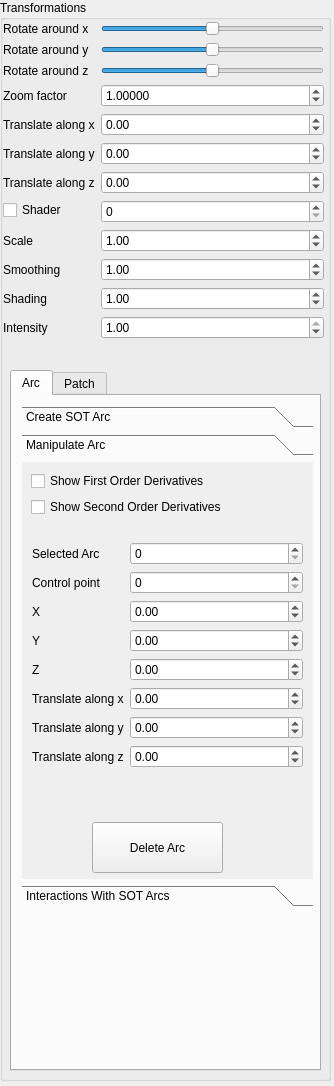
Before: the Qt Designer form Labor/GUI/SideWidget.ui in Moenish/II_II-CAGD, drawn with Qt 5.
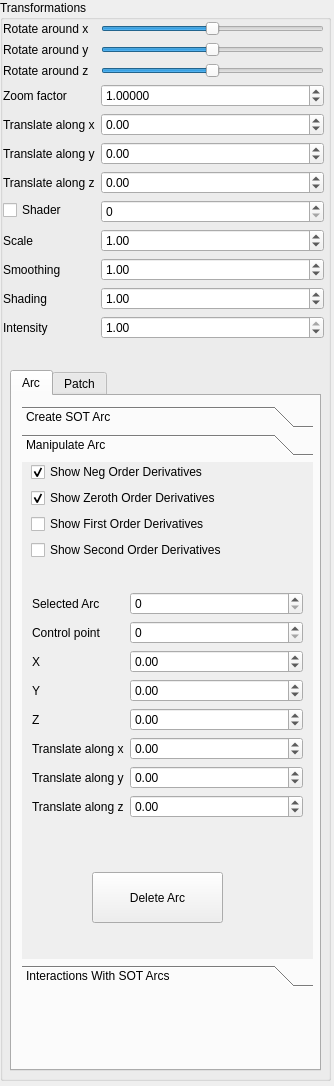
After: the same form once the commit is applied. The open tabs and pages were chosen to show the change.

Diff of the .ui file:
```diff
--- a/Labor/GUI/SideWidget.ui
+++ b/Labor/GUI/SideWidget.ui
@@ -326,7 +326,7 @@
         <x>10</x>
         <y>10</y>
         <width>291</width>
-        <height>501</height>
+        <height>581</height>
        </rect>
       </property>
       <property name="currentIndex">
@@ -448,7 +448,7 @@
          <x>0</x>
          <y>0</y>
          <width>291</width>
-         <height>396</height>
+         <height>476</height>
         </rect>
        </property>
        <attribute name="label">
@@ -458,7 +458,7 @@
         <property name="geometry">
          <rect>
           <x>70</x>
-          <y>360</y>
+          <y>410</y>
           <width>131</width>
           <height>51</height>
          </rect>
@@ -471,7 +471,7 @@
         <property name="geometry">
          <rect>
           <x>10</x>
-          <y>80</y>
+          <y>130</y>
           <width>271</width>
           <height>283</height>
          </rect>
@@ -640,26 +640,46 @@
         <property name="geometry">
          <rect>
           <x>9</x>
-          <y>9</y>
+          <y>0</y>
           <width>271</width>
-          <height>61</height>
+          <height>127</height>
          </rect>
         </property>
         <layout class="QFormLayout" name="formLayout_2">
-         <item row="0" column="0">
+         <item row="2" column="0">
           <widget class="QCheckBox" name="arcManipulationCheckBox_FirstOrder">
            <property name="text">
             <string>Show First Order Derivatives</string>
            </property>
           </widget>
          </item>
-         <item row="1" column="0">
+         <item row="3" column="0">
           <widget class="QCheckBox" name="arcManipulationCheckBox_SecondOrder">
            <property name="text">
             <string>Show Second Order Derivatives</string>
            </property>
           </widget>
          </item>
+         <item row="1" column="0">
+          <widget class="QCheckBox" name="arcManipulationCheckBox_ZerothOrder">
+           <property name="text">
+            <string>Show Zeroth Order Derivatives</string>
+           </property>
+           <property name="checked">
+            <bool>true</bool>
+           </property>
+          </widget>
+         </item>
+         <item row="0" column="0">
+          <widget class="QCheckBox" name="arcManipulationCheckBox_NegOrder">
+           <property name="text">
+            <string>Show Neg Order Derivatives</string>
+           </property>
+           <property name="checked">
+            <bool>true</bool>
+           </property>
+          </widget>
+         </item>
         </layout>
        </widget>
       </widget>
```
Left out of the diff: 6 changed lines with no effect on the pictures.
